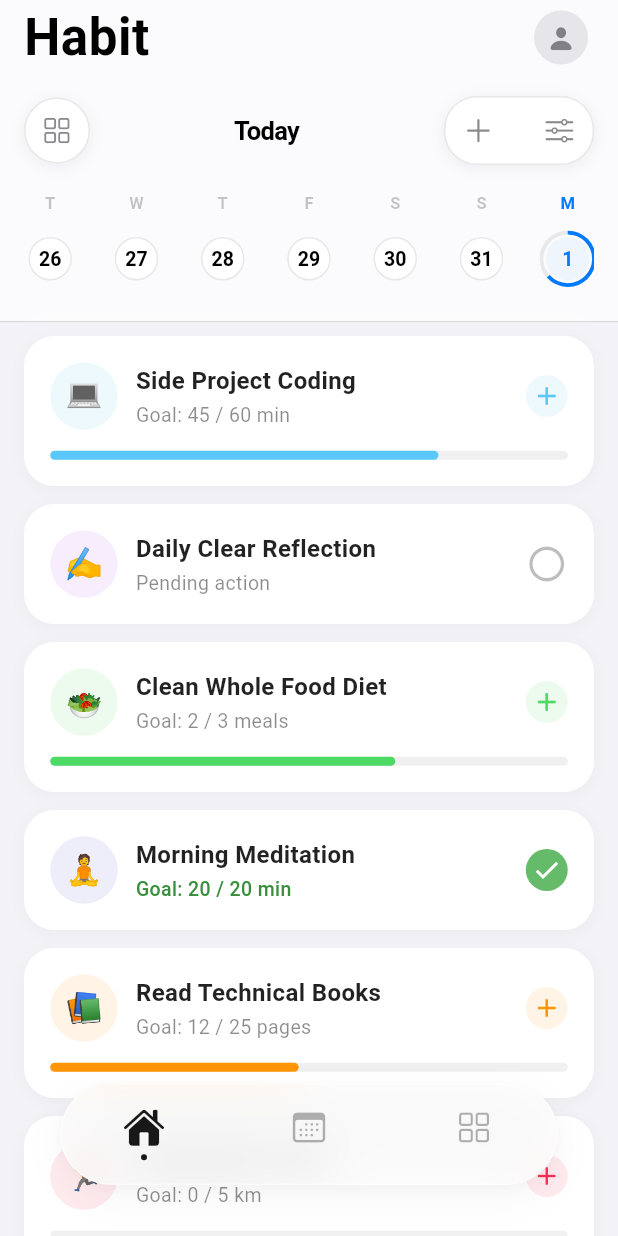
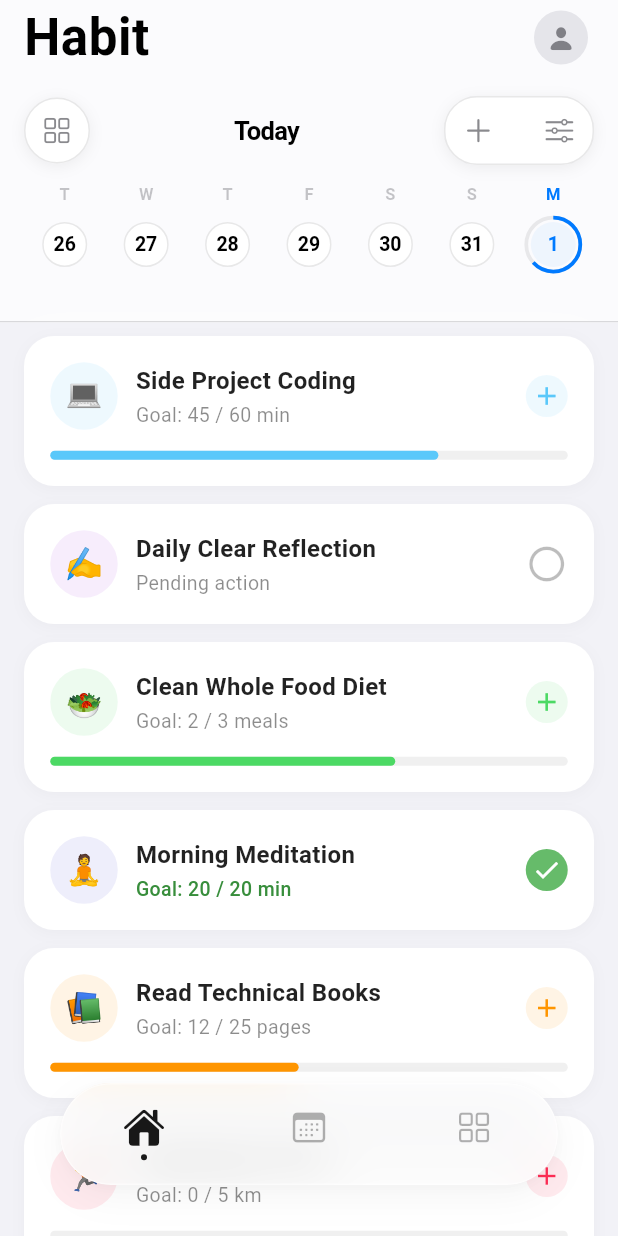
Before and after one commit to PeterMaquiran/orga1, a Flutter app: the HomeScreen screen opened by its route, on a phone screen of 412 x 824 dp. Run offline on Flutter 3.47's test engine with Material 3 defaults, Android fonts, the phone set to English and light mode, and no system bars; our stand-ins replace go_router, hive, hive_flutter; accounts and stored records are empty.

Commit message:
fix week_calendar alignment

```diff
--- a/lib/ui/screen/ios/home/component/weekly_calendar.dart
+++ b/lib/ui/screen/ios/home/component/weekly_calendar.dart
@@ -32,6 +32,10 @@ class InfiniteWeeklyCalendar extends StatefulWidget {
 
 class InfiniteWeeklyCalendarState extends State<InfiniteWeeklyCalendar> {
   static const int _virtualCenter = 10000;
+  static const double _dayCellSize = 40;
+  static const double _weekdayHeaderHeight = 28;
+  static const double _weekStripHeight =
+      _weekdayHeaderHeight + _dayCellSize + 6;
 
   late final PageController _pageController;
   late final ValueNotifier<DateTime> _headerDate;
@@ -146,13 +150,11 @@ class InfiniteWeeklyCalendarState extends State<InfiniteWeeklyCalendar> {
     const labels = OrgaCalendarDateUtils.weekdayLabels;
 
     return SizedBox(
-      height: 40,
+      height: _weekdayHeaderHeight,
       child: Row(
-        mainAxisAlignment: MainAxisAlignment.spaceBetween,
         children: days.map((date) {
           final isToday = _sameDay(date, todayDay);
-          return SizedBox(
-            width: OrgaCalendarDateUtils.monthGridRowExtent,
+          return Expanded(
             child: Text(
               labels[date.weekday - 1],
               textAlign: TextAlign.center,
@@ -289,32 +291,41 @@ class InfiniteWeeklyCalendarState extends State<InfiniteWeeklyCalendar> {
           ),
         ),
         SizedBox(
-          height: 79,
+          height: _weekStripHeight,
           child: PageView.builder(
             controller: _pageController,
+            clipBehavior: Clip.none,
             onPageChanged: (i) => _onWeekPageChanged(i, today),
             itemBuilder: (context, index) {
               final window = _getRollingWindowForIndex(index, today);
               return Column(
+                mainAxisSize: MainAxisSize.min,
                 children: [
                   _buildRollingWeekdayHeader(context, window, todayDay),
-                  Row(
-                    mainAxisAlignment: MainAxisAlignment.spaceBetween,
+                  SizedBox(
+                    height: _dayCellSize,
+                    child: Row(
                       children: window.map((date) {
                         final anchor = window.last;
                         final isToday = _sameDay(date, todayDay);
                         final isSelected = _isWeekView
                             ? _sameDay(date, anchor)
                             : _sameDay(date, widget.focusDate);
-                      return _buildDayCard(
+                        return Expanded(
+                          child: Center(
+                            child: _buildDayCard(
                               context,
                               date,
                               isToday: isToday,
                               isSelected: isSelected,
-                        progressRatio: widget.dayProgressRatio?.call(date),
+                              progressRatio:
+                                  widget.dayProgressRatio?.call(date),
                               allowSelection: !_isWeekView,
+                            ),
+                          ),
                         );
                       }).toList(),
+                    ),
                   ),
                 ],
               );
@@ -351,27 +362,32 @@ class InfiniteWeeklyCalendarState extends State<InfiniteWeeklyCalendar> {
             }
           : null,
       child: SizedBox(
-        width: 35,
-        height: 35,
+        width: _dayCellSize,
+        height: _dayCellSize,
         child: Stack(
           alignment: Alignment.center,
+          clipBehavior: Clip.none,
           children: [
             if (showProgress)
               SizedBox(
-                width: 35,
-                height: 35,
+                width: _dayCellSize,
+                height: _dayCellSize,
+                child: Padding(
+                  padding: const EdgeInsets.all(2),
                   child: CircularProgressIndicator(
                     value: ratio.clamp(0.0, 1.0),
                     strokeWidth: 2.5,
-                  backgroundColor: const Color(0xFF3C3C43).withValues(alpha: 0.1),
+                    backgroundColor:
+                        const Color(0xFF3C3C43).withValues(alpha: 0.1),
                     valueColor: AlwaysStoppedAnimation(
                       isComplete ? const Color(0xFF34C759) : active,
                     ),
                   ),
                 ),
+              ),
             Container(
-              width: 29,
-              height: 29,
+              width: _dayCellSize - 10,
+              height: _dayCellSize - 10,
               decoration: BoxDecoration(
                 shape: BoxShape.circle,
                 border: showProgress
```
Lines whose indentation alone changed are shown as unchanged.
